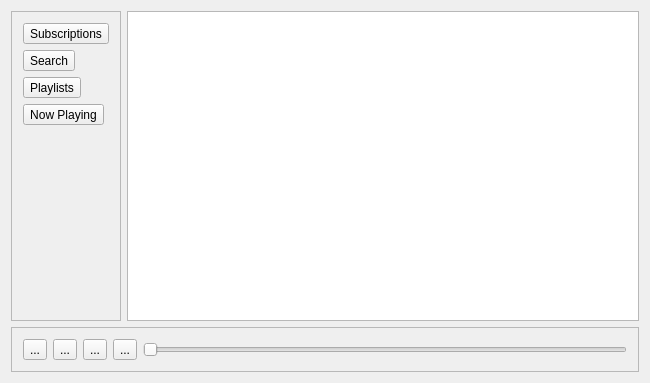
First picture: the form in player/OboeWindow.ui, repository peternogg/OboePodcastPlayer, before the edit.
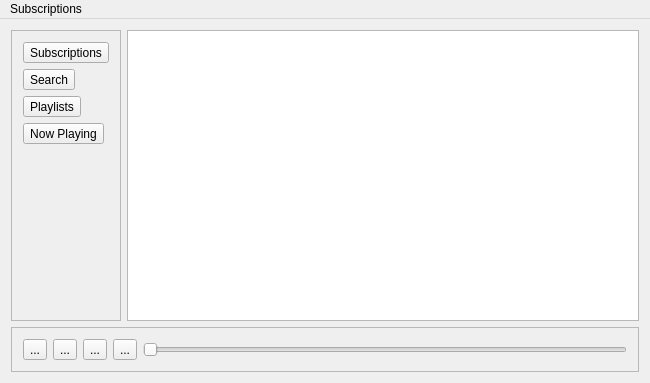
Second picture: the form after the edit.

Commit message:
Added subscription management, Podcast types
* Added Podcast, PodcastItem types to map feedpp types into Qt-ier ones
* Added SubscriptionManager to start working on subscription
* Added a menu item to main UI to add subscriptions by URL
* Added a class to display SubscriptionManager information
* Added tests to exercise some new functionality, particularly in
  the Podcast types.

Patch:
```diff
--- a/player/OboeWindow.ui
+++ b/player/OboeWindow.ui
@@ -197,6 +197,23 @@
     </item>
    </layout>
   </widget>
+  <widget class="QMenuBar" name="menuBar">
+   <property name="geometry">
+    <rect>
+     <x>0</x>
+     <y>0</y>
+     <width>650</width>
+     <height>22</height>
+    </rect>
+   </property>
+   <widget class="QMenu" name="menuSubscriptions">
+    <property name="title">
+     <string>Subscriptions</string>
+    </property>
+    <addaction name="actionAdd_URL"/>
+   </widget>
+   <addaction name="menuSubscriptions"/>
+  </widget>
   <action name="goToSubscriptions">
    <property name="text">
     <string>Go To Subscriptions Page</string>
```
Left out of the diff: 5 changed lines with no effect on the pictures. The commit also changes 14 other files.
